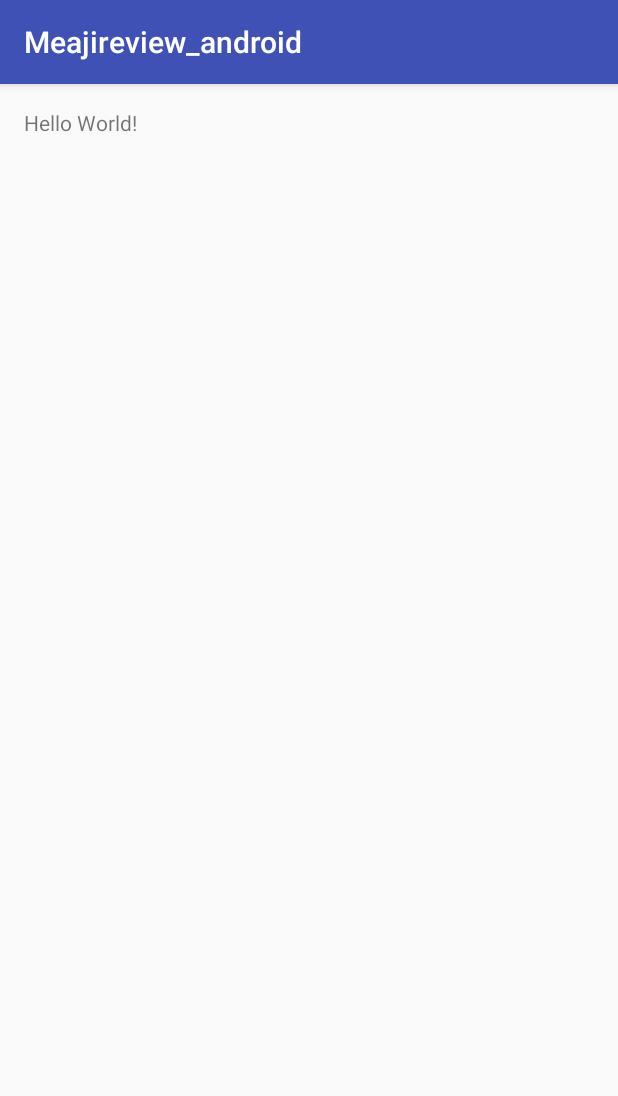
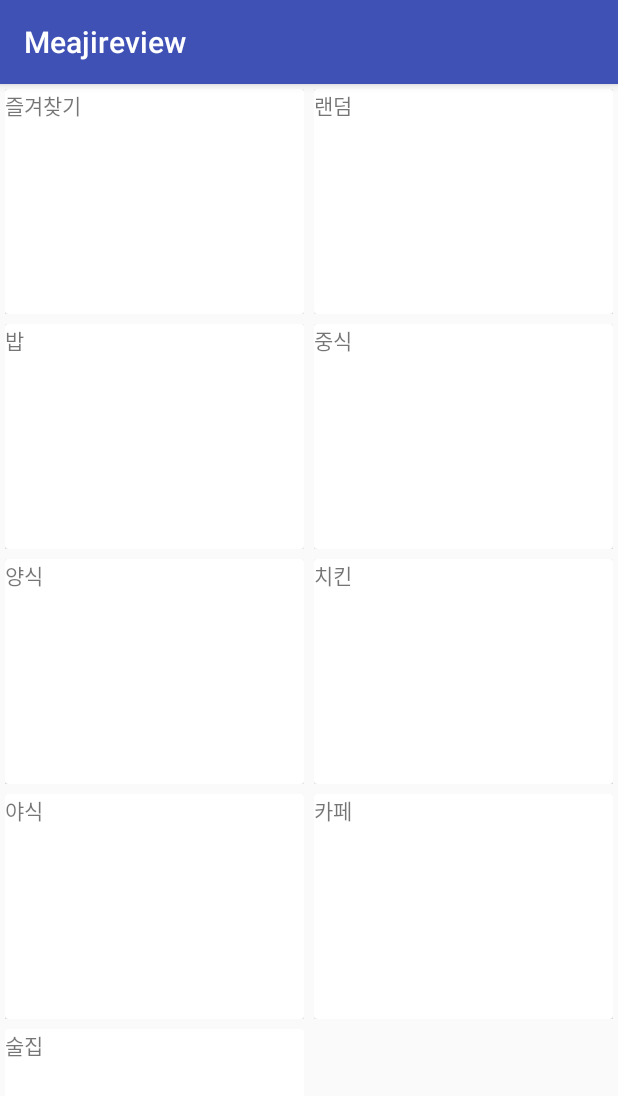
Before and after one commit to meajireview/meajireview, an Android app: the screen it shows after launch (MainActivity), on a phone screen of 412 x 824 dp. Shown: the top 1096 px of the screen. Run offline under Robolectric (Android 15) with nearby library versions, the phone set to English and light mode, and no system bars.

Commit message:
메인페이지 틀 완성.

```diff
--- a/app/build.gradle
+++ b/app/build.gradle
@@ -20,10 +20,12 @@ android {
 }
 
 dependencies {
-    compile fileTree(dir: 'libs', include: ['*.jar'])
+    compile fileTree(include: ['*.jar'], dir: 'libs')
     androidTestCompile('com.android.support.test.espresso:espresso-core:2.2.2', {
         exclude group: 'com.android.support', module: 'support-annotations'
     })
-    compile 'com.android.support:appcompat-v7:23.4.0'
     testCompile 'junit:junit:4.12'
+    compile 'com.android.support:cardview-v7:24.2.1'
+    compile 'com.android.support:recyclerview-v7:24.2.1'
+    compile 'com.android.support:appcompat-v7:24.2.1'
 }
--- a/app/src/main/AndroidManifest.xml
+++ b/app/src/main/AndroidManifest.xml
@@ -8,7 +8,7 @@
         android:label="@string/app_name"
         android:supportsRtl="true"
         android:theme="@style/AppTheme">
-        <activity android:name=".MainActivity">
+        <activity android:name=".activity.MainActivity">
             <intent-filter>
                 <action android:name="android.intent.action.MAIN" />
 
--- a/app/src/main/java/com/meajireview/meajireview_android/MainActivity.java
+++ /dev/null
@@ -1,13 +0,0 @@
-package com.meajireview.meajireview_android;
-
-import android.support.v7.app.AppCompatActivity;
-import android.os.Bundle;
-
-public class MainActivity extends AppCompatActivity {
-
-    @Override
-    protected void onCreate(Bundle savedInstanceState) {
-        super.onCreate(savedInstanceState);
-        setContentView(R.layout.activity_main);
-    }
-}
--- /dev/null
+++ b/app/src/main/java/com/meajireview/meajireview_android/activity/MainActivity.java
@@ -0,0 +1,45 @@
+package com.meajireview.meajireview_android.activity;
+
+import android.support.v7.app.AppCompatActivity;
+import android.os.Bundle;
+import android.support.v7.widget.GridLayoutManager;
+import android.support.v7.widget.LinearLayoutManager;
+import android.support.v7.widget.RecyclerView;
+
+import com.meajireview.meajireview_android.R;
+import com.meajireview.meajireview_android.adapter.CategoryAdapter;
+import com.meajireview.meajireview_android.item.CategoryItem;
+
+import java.util.ArrayList;
+
+/**
+ * MainActivity<br>
+ *   메인페이지
+ *
+ */
+public class MainActivity extends AppCompatActivity {
+
+    RecyclerView recyclerView;
+    ArrayList<CategoryItem> items= new ArrayList<>();
+
+    @Override
+    protected void onCreate(Bundle savedInstanceState) {
+        super.onCreate(savedInstanceState);
+        setContentView(R.layout.activity_main);
+
+        recyclerView=(RecyclerView)findViewById(R.id.recyclerView);
+        recyclerView.setLayoutManager(new GridLayoutManager(this, 2));
+
+        items.add(new CategoryItem("즐겨찾기"));
+        items.add(new CategoryItem("랜덤"));
+        items.add(new CategoryItem("밥"));
+        items.add(new CategoryItem("중식"));
+        items.add(new CategoryItem("양식"));
+        items.add(new CategoryItem("치킨"));
+        items.add(new CategoryItem("야식"));
+        items.add(new CategoryItem("카페"));
+        items.add(new CategoryItem("술집"));
+
+        recyclerView.setAdapter(new CategoryAdapter(getApplicationContext(),items));
+    }
+}
--- /dev/null
+++ b/app/src/main/java/com/meajireview/meajireview_android/adapter/CategoryAdapter.java
@@ -0,0 +1,68 @@
+package com.meajireview.meajireview_android.adapter;
+
+import android.content.Context;
+import android.support.v7.widget.CardView;
+import android.support.v7.widget.RecyclerView;
+import android.view.LayoutInflater;
+import android.view.View;
+import android.view.ViewGroup;
+import android.widget.TextView;
+import android.widget.Toast;
+
+import com.meajireview.meajireview_android.R;
+import com.meajireview.meajireview_android.item.CategoryItem;
+
+import java.util.ArrayList;
+
+/**
+ * CategoryAdapter
+ *  카테고리 어뎁터
+ * Created by songmho on 2016-10-04.
+ */
+public class CategoryAdapter extends RecyclerView.Adapter {
+    Context context;
+    ArrayList<CategoryItem> items;
+
+    public CategoryAdapter(Context context, ArrayList<CategoryItem> items) {
+        this.context=context;
+        this.items=items;
+    }
+
+    @Override
+    public RecyclerView.ViewHolder onCreateViewHolder(ViewGroup parent, int viewType) {
+        View v= LayoutInflater.from(parent.getContext()).inflate(R.layout.item_category,parent,false);
+        return new ViewHolder(v);
+    }
+
+    @Override
+    public void onBindViewHolder(RecyclerView.ViewHolder holder, int position) {
+        final CategoryItem item = items.get(position);
+        ((ViewHolder)holder).txtCategory.setText(item.getCategory());
+        ((ViewHolder)holder).container.setOnClickListener(new View.OnClickListener() {
+            @Override
+            public void onClick(View v) {
+                Toast.makeText(context, item.getCategory(), Toast.LENGTH_SHORT).show();
+            }
+        });
+    }
+
+    @Override
+    public int getItemCount() {
+        return items.size();
+    }
+
+    /**
+     * ViewHolder class
+     *
+     */
+    public class ViewHolder extends RecyclerView.ViewHolder{
+        TextView txtCategory;
+        CardView container;
+
+        public ViewHolder(View itemView) {
+            super(itemView);
+            container = (CardView)itemView.findViewById(R.id.container);
+            txtCategory = (TextView)itemView.findViewById(R.id.txtCategory);
+        }
+    }
+}
--- /dev/null
+++ b/app/src/main/java/com/meajireview/meajireview_android/item/CategoryItem.java
@@ -0,0 +1,16 @@
+package com.meajireview.meajireview_android.item;
+
+/**
+ * Created by songmho on 2016-10-04.
+ */
+
+public class CategoryItem {
+    String category;
+
+    public String getCategory() {
+        return category;
+    }
+    public CategoryItem(String category){
+        this.category=category;
+    }
+}
--- a/app/src/main/res/layout/activity_main.xml
+++ b/app/src/main/res/layout/activity_main.xml
@@ -4,14 +4,10 @@
     android:id="@+id/activity_main"
     android:layout_width="match_parent"
     android:layout_height="match_parent"
-    android:paddingBottom="@dimen/activity_vertical_margin"
-    android:paddingLeft="@dimen/activity_horizontal_margin"
-    android:paddingRight="@dimen/activity_horizontal_margin"
-    android:paddingTop="@dimen/activity_vertical_margin"
-    tools:context="com.meajireview.meajireview_android.MainActivity">
+    tools:context="com.meajireview.meajireview_android.activity.MainActivity">
 
-    <TextView
-        android:layout_width="wrap_content"
-        android:layout_height="wrap_content"
-        android:text="Hello World!" />
+    <android.support.v7.widget.RecyclerView
+        android:id="@+id/recyclerView"
+        android:layout_width="match_parent"
+        android:layout_height="match_parent"/>
 </RelativeLayout>
--- /dev/null
+++ b/app/src/main/res/layout/item_category.xml
@@ -0,0 +1,20 @@
+<?xml version="1.0" encoding="utf-8"?>
+<LinearLayout xmlns:android="http://schemas.android.com/apk/res/android"
+    xmlns:app="http://schemas.android.com/apk/res-auto"
+    android:layout_width="match_parent"
+    android:layout_height="wrap_content"
+    android:layout_margin="3dp">
+
+    <android.support.v7.widget.CardView
+        android:id="@+id/container"
+        android:layout_width="match_parent"
+        android:layout_height="150dp"
+        app:cardCornerRadius="2dp"
+        android:background="#FFFFFF">
+
+        <TextView
+            android:id="@+id/txtCategory"
+            android:layout_width="wrap_content"
+            android:layout_height="wrap_content" />
+    </android.support.v7.widget.CardView>
+</LinearLayout>
--- a/app/src/main/res/values/strings.xml
+++ b/app/src/main/res/values/strings.xml
@@ -1,3 +1,3 @@
 <resources>
-    <string name="app_name">Meajireview_android</string>
+    <string name="app_name">Meajireview</string>
 </resources>
--- /dev/null
+++ b/build.gradle
@@ -0,0 +1,23 @@
+// Top-level build file where you can add configuration options common to all sub-projects/modules.
+
+buildscript {
+    repositories {
+        jcenter()
+    }
+    dependencies {
+        classpath 'com.android.tools.build:gradle:2.2.0'
+
+        // NOTE: Do not place your application dependencies here; they belong
+        // in the individual module build.gradle files
+    }
+}
+
+allprojects {
+    repositories {
+        jcenter()
+    }
+}
+
+task clean(type: Delete) {
+    delete rootProject.buildDir
+}
--- /dev/null
+++ b/gradle.properties
@@ -0,0 +1,17 @@
+# Project-wide Gradle settings.
+
+# IDE (e.g. Android Studio) users:
+# Gradle settings configured through the IDE *will override*
+# any settings specified in this file.
+
+# For more details on how to configure your build environment visit
+# http://www.gradle.org/docs/current/userguide/build_environment.html
+
+# Specifies the JVM arguments used for the daemon process.
+# The setting is particularly useful for tweaking memory settings.
+org.gradle.jvmargs=-Xmx1536m
+
+# When configured, Gradle will run in incubating parallel mode.
+# This option should only be used with decoupled projects. More details, visit
+# http://www.gradle.org/docs/current/userguide/multi_project_builds.html#sec:decoupled_projects
+# org.gradle.parallel=true
--- /dev/null
+++ b/settings.gradle
@@ -0,0 +1 @@
+include ':app'
```
Also changed, not shown: 3 other files.
